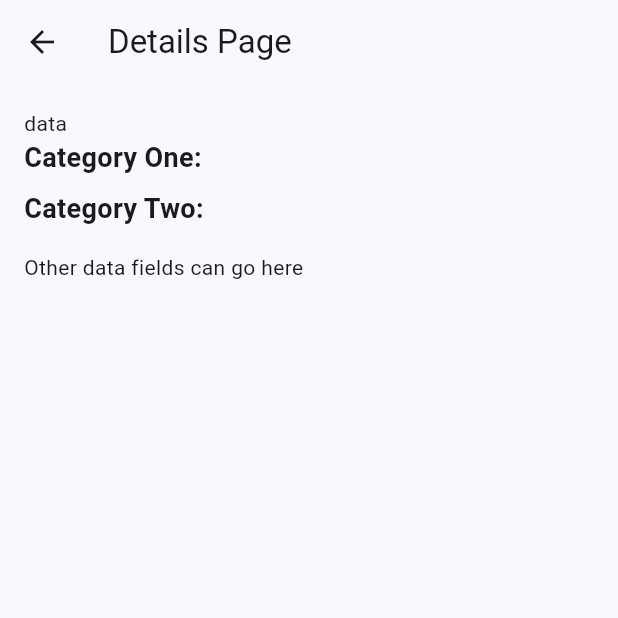
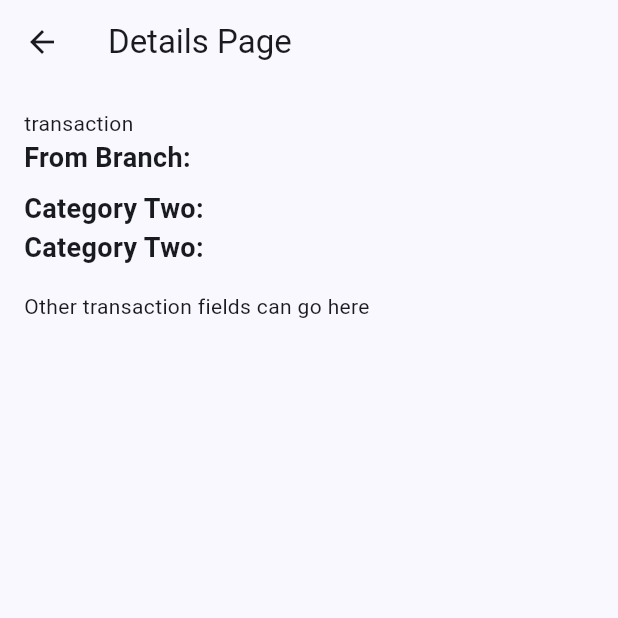
Before and after one commit to Ahkurdi0/exchange-app, a Flutter app: the DetailsPage screen opened directly with empty values, on a phone screen of 412 x 824 dp, the top half of it. Run offline on Flutter 3.47's test engine with Material 3 defaults, Android fonts, the phone set to English and light mode, and no system bars; our stand-ins replace cloud_firestore, equatable, firebase_auth, firebase_core, firebase_storage, font_awesome_flutter and 4 more; missing offline and left inert: dart:ffi; accounts and stored records are empty.

Commit message:
feat: transaction

```diff
--- a/lib/models/TransactionModel.dart
+++ b/lib/models/TransactionModel.dart
@@ -1,11 +1,13 @@
 import 'package:cloud_firestore/cloud_firestore.dart';
 import 'package:equatable/equatable.dart';
 import 'package:exchnage_app/models/BranchModel.dart';
+import 'package:exchnage_app/models/UserModel.dart';
 import 'package:flutter/material.dart';
 
 @immutable
 class TransactionModel extends Equatable {
   final String? uId;
+  final UserModel? user;
   final BranchModel? fromBranch;
   final BranchModel? toBranch;
   final double? sendingAmount;
@@ -19,6 +21,7 @@ class TransactionModel extends Equatable {
 
   const TransactionModel({
     this.uId,
+    this.user,
     this.fromBranch,
     this.toBranch,
     this.sendingAmount,
@@ -33,6 +36,7 @@ class TransactionModel extends Equatable {
 
   TransactionModel copyWith({
     String? uId,
+    UserModel? user,
     BranchModel? fromBranch,
     BranchModel? toBranch,
     double? sendingAmount,
@@ -46,6 +50,7 @@ class TransactionModel extends Equatable {
   }) {
     return TransactionModel(
       uId: uId ?? this.uId,
+      user: user ?? this.user,
       fromBranch: fromBranch ?? this.fromBranch,
       toBranch: toBranch ?? this.toBranch,
       sendingAmount: sendingAmount ?? this.sendingAmount,
@@ -63,6 +68,7 @@ class TransactionModel extends Equatable {
   Map<String, dynamic> toMap() {
     return {
       'uId': uId,
+      'user': user?.toMap(),
       'fromBranch': fromBranch?.toMap(),
       'toBranch': toBranch?.toMap(),
       'sendingAmount': sendingAmount,
@@ -83,6 +89,9 @@ class TransactionModel extends Equatable {
   factory TransactionModel.fromMap(Map<String, dynamic> map) {
     return TransactionModel(
       uId: map['uId'],
+      user: map['user'] != null
+          ? UserModel.fromMap(map['user'] as Map<String, dynamic>)
+          : null,
       fromBranch: map['fromBranch'] != null
           ? BranchModel.fromMap(map['fromBranch'] as Map<String, dynamic>)
           : null,
@@ -107,6 +116,7 @@ class TransactionModel extends Equatable {
   @override
   List<Object?> get props => [
         uId,
+        user,
         fromBranch,
         toBranch,
         sendingAmount,
--- /dev/null
+++ b/lib/models/UserModel.dart
@@ -0,0 +1,93 @@
+  import 'dart:convert';
+
+  import 'package:cloud_firestore/cloud_firestore.dart';
+  import 'package:equatable/equatable.dart';
+  import 'package:flutter/material.dart';
+
+  @immutable
+  class UserModel extends Equatable {
+    final String? uId;
+    final String? firstName;
+    final String? lastName;
+    final String? email;
+    final String? phone;
+    final String? imgUrl;
+    final String? password;
+
+    const UserModel({
+      this.uId,
+      this.firstName,
+      this.lastName,
+      this.email,
+      this.phone,
+      this.imgUrl,
+      this.password,
+    });
+
+    UserModel copyWith({
+      String? uId,
+      String? firstName,
+      String? lastName,
+      String? email,
+      String? phone,
+      String? imgUrl,
+      String? password,
+    }) {
+      return UserModel(
+        uId: uId ?? this.uId,
+        firstName: firstName ?? this.firstName,
+        lastName: lastName ?? this.lastName,
+        email: email ?? this.email,
+        phone: phone ?? this.phone,
+        imgUrl: imgUrl ?? this.imgUrl,
+        password: password ?? this.password,
+      );
+    }
+
+    Map<String, dynamic> toMap() {
+      return {
+        'uId': uId,
+        'firstName': firstName,
+        'lastName': lastName,
+        'email': email,
+        'phone': phone,
+        'imgUrl': imgUrl,
+        'password': password,
+      };
+    }
+
+    factory UserModel.fromSnap(DocumentSnapshot snapshot) {
+      return UserModel.fromMap(snapshot.data() as Map<String, dynamic>);
+    }
+
+    factory UserModel.fromMap(Map<String, dynamic> map) {
+      return UserModel(
+        uId: map['uId'],
+        firstName: map['firstName'],
+        lastName: map['lastName'],
+        email: map['email'],
+        phone: map['phone'],
+        imgUrl: map['imgUrl'],
+        password: map['password'],
+      );
+    }
+
+    String toJson() => json.encode(toMap());
+
+    factory UserModel.fromJson(String source) =>
+        UserModel.fromMap(json.decode(source));
+
+    @override
+    List<Object?> get props => [
+          uId,
+          firstName,
+          lastName,
+          email,
+          phone,
+          imgUrl,
+          password,
+        ];
+
+    @override
+    bool get stringify => true;
+  }
--- a/lib/pages/detail_page.dart
+++ b/lib/pages/detail_page.dart
@@ -1,37 +1,41 @@
+import 'package:exchnage_app/models/TransactionModel.dart';
 import 'package:flutter/material.dart';
 
 class DetailsPage extends StatelessWidget {
-  final dynamic data;
+  final TransactionModel transaction;
 
   const DetailsPage({
     Key? key,
-    required this.data,
+    required this.transaction,
   }) : super(key: key);
 
   @override
   Widget build(BuildContext context) {
     return Scaffold(
       appBar: AppBar(
-        title: Text("Details Page"),
+        title: const Text("Details Page"),
       ),
       body: Padding(
         padding: const EdgeInsets.all(16.0),
         child: Column(
           crossAxisAlignment: CrossAxisAlignment.start,
           children: [
-            Text('data'),
-
+            const Text('transaction'),
             Text(
-              "Category One: ${data['categoryOne']}",
-              style: TextStyle(fontSize: 18, fontWeight: FontWeight.bold),
+              "From Branch: ${transaction.fromBranch?.branchName}",
+              style: const TextStyle(fontSize: 18, fontWeight: FontWeight.bold),
             ),
-            SizedBox(height: 8),
+            const SizedBox(height: 8),
             Text(
-              "Category Two: ${data['categoryTwo']}",
-              style: TextStyle(fontSize: 18, fontWeight: FontWeight.bold),
+              "Category Two: ${transaction.toBranch?.branchName}",
+              style: const TextStyle(fontSize: 18, fontWeight: FontWeight.bold),
             ),
-            SizedBox(height: 16),
-            Text("Other data fields can go here"),
+            Text(
+              "Category Two: ${transaction.user?.lastName}",
+              style: const TextStyle(fontSize: 18, fontWeight: FontWeight.bold),
+            ),
+            const SizedBox(height: 16),
+            const Text("Other transaction fields can go here"),
           ],
         ),
       ),
--- a/lib/pages/history_exchanges.dart
+++ b/lib/pages/history_exchanges.dart
@@ -1,3 +1,4 @@
+import 'package:exchnage_app/models/BranchModel.dart';
 import 'package:exchnage_app/widgets/category_list.dart';
 import 'package:exchnage_app/widgets/tab_bar_view.dart';
 import 'package:flutter/material.dart';
@@ -11,7 +12,7 @@ class HistoryTranaction extends StatefulWidget {
 }
 
 class _HistoryTransactionState extends State<HistoryTranaction> {
-  String category = 'All';
+  BranchModel category = const BranchModel(branchName: 'All');
   String monthYear = '';
 
   @override
@@ -39,7 +40,7 @@ class _HistoryTransactionState extends State<HistoryTranaction> {
           //   },
           // ),
           CategoryList(
-            onChanged: (String? value) {
+            onChanged: (BranchModel? value) {
               if (value != null) {
                 setState(() {
                   category = value; // Update category based on user selection
--- a/lib/pages/home_exchange.dart
+++ b/lib/pages/home_exchange.dart
@@ -1,7 +1,7 @@
 import 'package:exchnage_app/pages/login.dart';
 import 'package:exchnage_app/widgets/add_transaction_form.dart';
 import 'package:exchnage_app/widgets/hero_card.dart';
-import 'package:exchnage_app/widgets/transactions_card.dart';
+import 'package:exchnage_app/widgets/transactions_page.dart';
 import 'package:firebase_auth/firebase_auth.dart';
 import 'package:flutter/material.dart';
 // ignore_for_file: prefer_const_constructors
--- a/lib/services/auth_service.dart
+++ b/lib/services/auth_service.dart
@@ -1,3 +1,4 @@
+import 'package:exchnage_app/models/UserModel.dart';
 import 'package:exchnage_app/pages/dashbord.dart';
 import 'package:exchnage_app/services/db.dart';
 import 'package:firebase_auth/firebase_auth.dart';
@@ -5,13 +6,14 @@ import 'package:flutter/material.dart';
 
 class AuthService {
   var db = Db();
-  Future<bool> createUser(data, BuildContext context) async {
+  Future<bool> createUser(UserModel userModel, BuildContext context) async {
     try {
       await FirebaseAuth.instance.createUserWithEmailAndPassword(
-        email: data['email'],
-        password: data['password'],
+        email: userModel.email ?? '',
+        password: userModel.password ?? '',
       );
-      await db.addUser(data, context);
+
+      await db.addUser(userModel, context);
       Navigator.pushReplacement(
           context,
           MaterialPageRoute(
@@ -31,7 +33,7 @@ class AuthService {
       return false;
     } catch (e) {
       ScaffoldMessenger.of(context).showSnackBar(
-        SnackBar(
+        const SnackBar(
             content:
                 Text('An unexpected error occurred. Please try again later.')),
       );
@@ -75,7 +77,7 @@ class AuthService {
       return false;
     } catch (e) {
       ScaffoldMessenger.of(context).showSnackBar(
-        SnackBar(
+        const SnackBar(
             content:
                 Text('An unexpected error occurred. Please try again later.')),
       );
--- a/lib/widgets/add_transaction_form.dart
+++ b/lib/widgets/add_transaction_form.dart
@@ -1,6 +1,7 @@
 import 'package:exchnage_app/models/BranchModel.dart';
 import 'package:exchnage_app/models/ExchangeRateModel.dart';
 import 'package:exchnage_app/models/TransactionModel.dart';
+import 'package:exchnage_app/models/UserModel.dart';
 import 'package:exchnage_app/pages/review_page.dart';
 import 'package:exchnage_app/services/db.dart';
 import 'package:exchnage_app/utils/appvalidator.dart';
--- a/lib/widgets/category_list.dart
+++ b/lib/widgets/category_list.dart
@@ -3,7 +3,7 @@ import 'package:exchnage_app/services/db.dart';
 import 'package:flutter/material.dart';
 
 class CategoryList extends StatefulWidget {
-  final ValueChanged<String?> onChanged;
+  final ValueChanged<BranchModel?> onChanged;
 
   const CategoryList({super.key, required this.onChanged});
 
@@ -56,7 +56,7 @@ class _CategoryListState extends State<CategoryList> {
               if (currentCategory != data.branchName) {
                 setState(() {
                   currentCategory = data.branchName ?? '';
-                  widget.onChanged(data.branchName);
+                  widget.onChanged(data);
                 });
                 scrollToSelectedCategory();
               }
--- a/lib/widgets/tab_bar_view.dart
+++ b/lib/widgets/tab_bar_view.dart
@@ -1,10 +1,11 @@
+import 'package:exchnage_app/models/BranchModel.dart';
 import 'package:exchnage_app/widgets/transaction_list.dart';
 import 'package:flutter/material.dart';
 
 class TypeTabBar extends StatelessWidget {
   const TypeTabBar(
       {super.key, required this.category, required this.monthYear});
-  final String category;
+  final BranchModel category;
   final String monthYear;
 
   @override
--- a/lib/widgets/transaction_card.dart
+++ b/lib/widgets/transaction_card.dart
@@ -1,4 +1,5 @@
 import 'package:exchnage_app/models/TransactionModel.dart';
+import 'package:exchnage_app/pages/detail_page.dart';
 import 'package:flutter/material.dart';
 import 'package:font_awesome_flutter/font_awesome_flutter.dart';
 import 'package:intl/intl.dart';
@@ -22,13 +23,12 @@ class TransactionCard extends StatelessWidget {
         child: InkWell(
           onTap: () {
             // Define the action when the card is clicked
-            // Navigator.push(
-            //   context,
-            //   MaterialPageRoute(
-            //     builder: (context) => DetailsPage(
-            //         transaction: transaction), // Navigate to the details page
-            //   ),
-            // );
+            Navigator.push(
+              context,
+              MaterialPageRoute(
+                builder: (context) => DetailsPage(transaction: transaction),
+              ),
+            );
           },
           borderRadius: BorderRadius.circular(20),
           highlightColor:
--- a/lib/widgets/transaction_list.dart
+++ b/lib/widgets/transaction_list.dart
@@ -1,3 +1,4 @@
+import 'package:exchnage_app/models/BranchModel.dart';
 import 'package:exchnage_app/models/TransactionModel.dart';
 import 'package:exchnage_app/services/db.dart';
 import 'package:exchnage_app/widgets/transaction_card.dart';
@@ -11,7 +12,7 @@ class TransactionList extends StatefulWidget {
       required this.type,
       required this.monthYear});
 
-  final String category;
+  final BranchModel category;
   final String type;
   final String monthYear;
 
@@ -33,7 +34,7 @@ class _TransactionListState extends State<TransactionList> {
   Widget build(BuildContext context) {
     return FutureBuilder<List<TransactionModel>>(
       future: db.getUserTransactionsForMonth(
-          parseMonthYear(widget.monthYear), widget.type),
+          parseMonthYear(widget.monthYear), widget.type, widget.category),
       builder: (BuildContext context,
           AsyncSnapshot<List<TransactionModel>> snapshot) {
         if (snapshot.hasError) {
```
Also changed, not shown: lib/pages/review_page.dart (+13 -4 lines), lib/pages/sign_up.dart (+9 -13 lines), lib/services/db.dart (+27 -7 lines), lib/widgets/transactions_page.dart (renamed from lib/widgets/transactions_card.dart).
